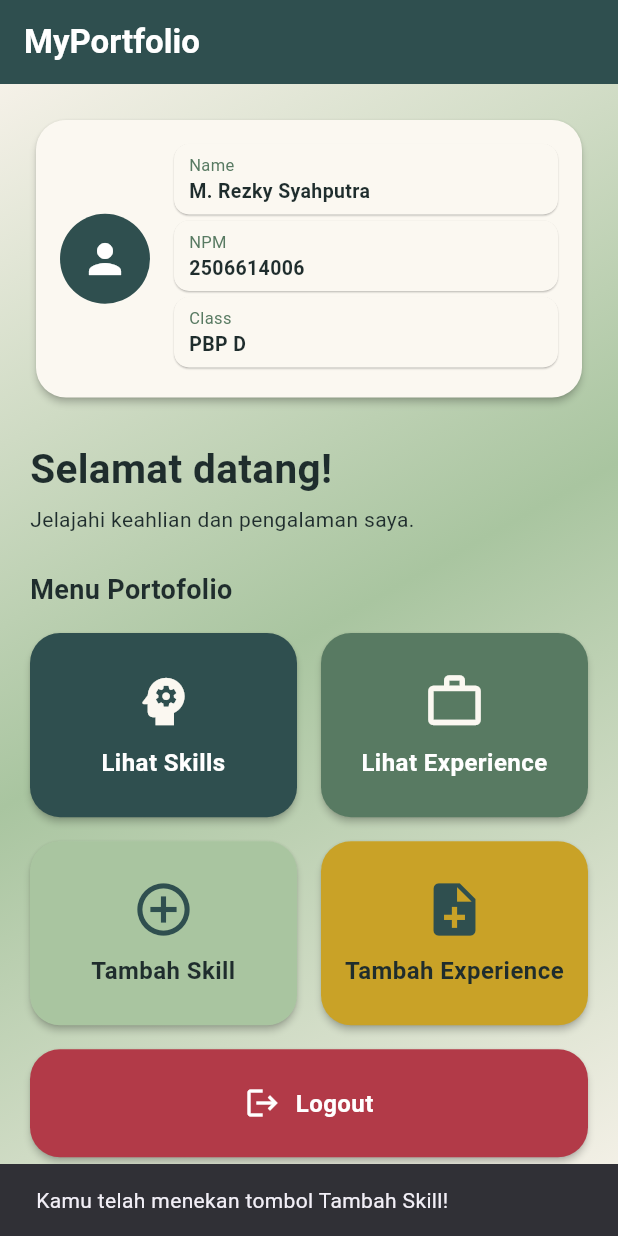
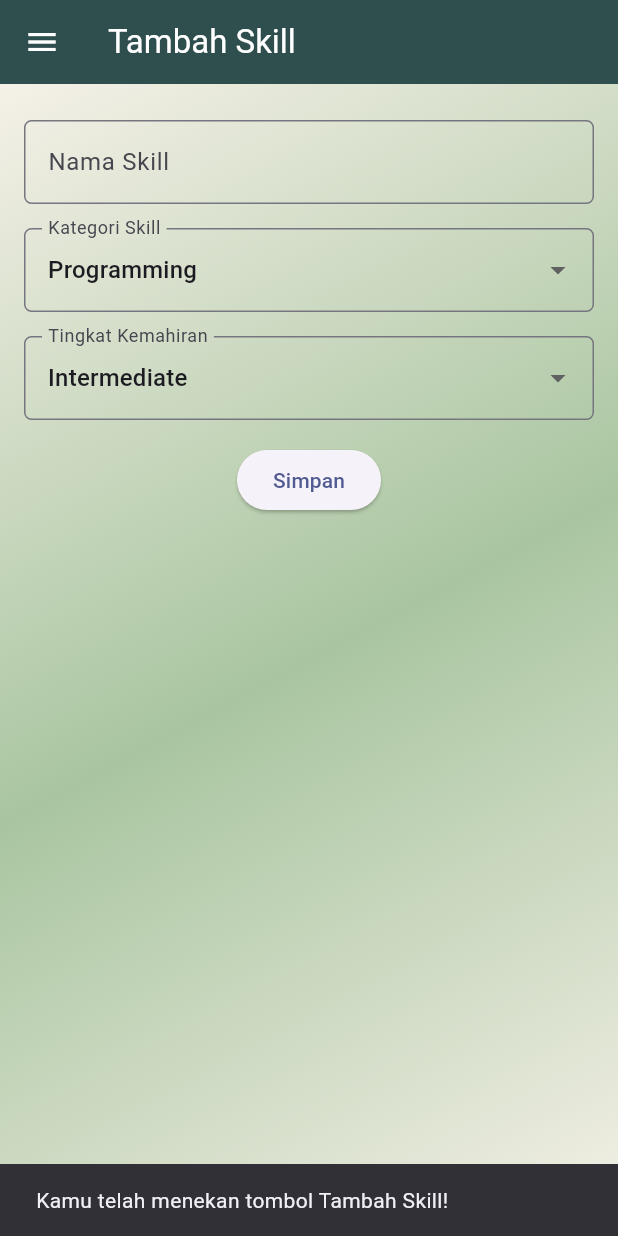
Before and after one commit to rezkyrise/myportofolio_mobile, a Flutter app: the screen it shows after launch, after a tap on "Tambah Skill", on a phone screen of 412 x 824 dp. Run offline on Flutter 3.47's test engine with Material 3 defaults, Android fonts, the phone set to English and light mode, and no system bars; our stand-ins replace material_ui.

Commit message:
feat: add skill form and drawer navigation
Add a validated skill form with category and proficiency fields.
Show submitted skill details in a confirmation dialog.
Add drawer navigation between Home and the skill form.
Move screens and portfolio card widgets into dedicated folders.
Add material_ui and update Material imports.
Update project documentation.

```diff
--- a/lib/main.dart
+++ b/lib/main.dart
@@ -1,5 +1,5 @@
-import 'package:flutter/material.dart';
-import 'package:myportofolio_mobile/menu.dart';
+import 'package:material_ui/material_ui.dart';
+import 'package:myportofolio_mobile/screens/menu.dart';
 
 void main() {
   runApp(const MyApp());
--- a/lib/menu.dart
+++ b/lib/screens/menu.dart
@@ -1,4 +1,7 @@
-import 'package:flutter/material.dart';
+import 'package:material_ui/material_ui.dart';
+import 'package:myportofolio_mobile/screens/skill_form.dart';
+import 'package:myportofolio_mobile/widgets/left_drawer.dart';
+import 'package:myportofolio_mobile/widgets/project_card.dart';
 
 const Color pine = Color(0xFF2F4F4F);
 const Color sage = Color(0xFF587A62);
@@ -106,6 +109,13 @@ class MyHomePage extends StatelessWidget {
                 ),
         ),
       );
+
+    if (item.name == 'Tambah Skill') {
+      Navigator.push(
+        context,
+        MaterialPageRoute(builder: (context) => const SkillFormPage()),
+      );
+    }
   }
 
   /// Menampilkan rincian item dalam modal bottom sheet.
@@ -161,6 +171,13 @@ class MyHomePage extends StatelessWidget {
           style: TextStyle(color: Colors.white, fontWeight: FontWeight.bold),
         ),
         backgroundColor: pine,
+      ),
+      drawer: LeftDrawer(
+        onHome: () => Navigator.pop(context),
+        onAddSkill: () => Navigator.push(
+          context,
+          MaterialPageRoute(builder: (context) => const SkillFormPage()),
+        ),
       ),
       body: Container(
         decoration: const BoxDecoration(
@@ -273,25 +290,6 @@ class MyHomePage extends StatelessWidget {
   }
 }
 
-/// Model untuk data tombol menu pada halaman portofolio.
-class ItemHomepage {
-  final String name;
-  final IconData icon;
-  final Color color;
-  final Color foregroundColor;
-  final Color iconColor;
-  final List<String>? details;
-
-  ItemHomepage(
-    this.name,
-    this.icon,
-    this.color, {
-    this.details,
-    this.foregroundColor = Colors.white,
-    this.iconColor = Colors.white,
-  });
-}
-
 /// Kartu ringkas untuk satu informasi profil, seperti nama atau NPM.
 class InfoCard extends StatelessWidget {
   // Kartu informasi yang menampilkan judul (title) dan isi (content).
@@ -327,68 +325,3 @@ class InfoCard extends StatelessWidget {
     );
   }
 }
-
-/// Kartu aksi yang menangani tampilan dan meneruskan tap ke callback.
-class ItemCard extends StatelessWidget {
-  final ItemHomepage item;
-  final bool isCompact;
-  final VoidCallback? onPressed;
-
-  const ItemCard(
-    this.item, {
-    super.key,
-    this.isCompact = false,
-    this.onPressed,
-  });
-
-  @override
-  Widget build(BuildContext context) {
-    return Material(
-      // Menggunakan warna sekunder dari skema tema aplikasi.
-      color: item.color,
-      elevation: 2,
-      borderRadius: BorderRadius.circular(20),
-      clipBehavior: Clip.antiAlias,
-      child: InkWell(
-        borderRadius: BorderRadius.circular(20),
-        // Aksi ketika kartu ditekan oleh pengguna.
-        onTap: onPressed,
-        child: Padding(
-          padding: const EdgeInsets.all(8),
-          child: isCompact
-              ? Row(
-                  mainAxisAlignment: MainAxisAlignment.center,
-                  children: [
-                    Icon(item.icon, color: item.iconColor, size: 24),
-                    const SizedBox(width: 10),
-                    _itemLabel(),
-                  ],
-                )
-              : Center(
-                  child: Column(
-                    mainAxisAlignment: MainAxisAlignment.center,
-                    children: [
-                      Icon(item.icon, color: item.iconColor, size: 42),
-                      const SizedBox(height: 8),
-                      _itemLabel(),
-                    ],
-                  ),
-                ),
-        ),
-      ),
-    );
-  }
-
-  Widget _itemLabel() {
-    return Text(
-      item.name,
-      textAlign: TextAlign.center,
-      style: TextStyle(
-        color: item.foregroundColor,
-        fontSize: 16,
-        fontWeight: FontWeight.w600,
-        letterSpacing: 0.3,
-      ),
-    );
-  }
-}
--- /dev/null
+++ b/lib/screens/skill_form.dart
@@ -0,0 +1,192 @@
+import 'package:material_ui/material_ui.dart';
+import 'package:myportofolio_mobile/widgets/left_drawer.dart';
+
+const Color _pine = Color(0xFF2F4F4F);
+const Color _cream = Color(0xFFF5F1E8);
+const Color _softMint = Color(0xFFA9C5A0);
+
+class SkillFormPage extends StatefulWidget {
+  const SkillFormPage({super.key});
+
+  @override
+  State<SkillFormPage> createState() => _SkillFormPageState();
+}
+
+class _SkillFormPageState extends State<SkillFormPage> {
+  final _formKey = GlobalKey<FormState>();
+  final _skillNameController = TextEditingController();
+
+  String _category = 'Programming';
+  String _level = 'Intermediate';
+
+  final List<String> _categories = [
+    'Programming',
+    'Web Development',
+    'Tools & Platforms',
+    'Other',
+  ];
+
+  final List<String> _levels = ['Beginner', 'Intermediate', 'Advanced'];
+
+  @override
+  void dispose() {
+    _skillNameController.dispose();
+    super.dispose();
+  }
+
+  void _showSkillSummary() {
+    if (!_formKey.currentState!.validate()) return;
+
+    showDialog<void>(
+      context: context,
+      builder: (dialogContext) => AlertDialog(
+        title: const Text('Skill berhasil ditambahkan!'),
+        content: Column(
+          mainAxisSize: MainAxisSize.min,
+          crossAxisAlignment: CrossAxisAlignment.start,
+          children: [
+            Text('Nama skill: ${_skillNameController.text.trim()}'),
+            Text('Kategori: $_category'),
+            Text('Tingkat kemahiran: $_level'),
+          ],
+        ),
+        actions: [
+          TextButton(
+            onPressed: () {
+              Navigator.pop(dialogContext);
+              _formKey.currentState!.reset();
+              _skillNameController.clear();
+              setState(() {
+                _category = _categories.first;
+                _level = 'Intermediate';
+              });
+            },
+            child: const Text('OK'),
+          ),
+        ],
+      ),
+    );
+  }
+
+  @override
+  Widget build(BuildContext context) {
+    return Scaffold(
+      backgroundColor: _cream,
+      appBar: AppBar(
+        title: const Text('Tambah Skill'),
+        backgroundColor: _pine,
+        foregroundColor: Colors.white,
+      ),
+      drawer: LeftDrawer(
+        onHome: () {
+          Navigator.pop(context);
+          Navigator.pop(context);
+        },
+        onAddSkill: () => Navigator.pop(context),
+      ),
+      body: LayoutBuilder(
+        builder: (context, constraints) => SingleChildScrollView(
+          child: ConstrainedBox(
+            constraints: BoxConstraints(minHeight: constraints.maxHeight),
+            child: Container(
+              width: double.infinity,
+              padding: const EdgeInsets.all(16),
+              decoration: const BoxDecoration(
+                gradient: LinearGradient(
+                  begin: Alignment.topLeft,
+                  end: Alignment.bottomRight,
+                  colors: [_cream, _softMint, _cream],
+                ),
+              ),
+              child: Form(
+                key: _formKey,
+                child: Column(
+                  crossAxisAlignment: CrossAxisAlignment.start,
+                  children: [
+                    Padding(
+                      padding: const EdgeInsets.symmetric(vertical: 8),
+                      child: TextFormField(
+                        controller: _skillNameController,
+                        decoration: InputDecoration(
+                          labelText: 'Nama Skill',
+                          hintText: 'Contoh: Flutter',
+                          border: OutlineInputBorder(
+                            borderRadius: BorderRadius.circular(5),
+                          ),
+                        ),
+                        validator: (value) {
+                          if (value == null || value.trim().isEmpty) {
+                            return 'Nama skill tidak boleh kosong!';
+                          }
+                          return null;
+                        },
+                      ),
+                    ),
+                    Padding(
+                      padding: const EdgeInsets.symmetric(vertical: 8),
+                      child: DropdownButtonFormField<String>(
+                        initialValue: _category,
+                        decoration: InputDecoration(
+                          labelText: 'Kategori Skill',
+                          border: OutlineInputBorder(
+                            borderRadius: BorderRadius.circular(5),
+                          ),
+                        ),
+                        items: _categories
+                            .map(
+                              (category) => DropdownMenuItem(
+                                value: category,
+                                child: Text(category),
+                              ),
+                            )
+                            .toList(),
+                        onChanged: (value) {
+                          if (value != null) {
+                            setState(() => _category = value);
+                          }
+                        },
+                      ),
+                    ),
+                    Padding(
+                      padding: const EdgeInsets.symmetric(vertical: 8),
+                      child: DropdownButtonFormField<String>(
+                        initialValue: _level,
+                        decoration: InputDecoration(
+                          labelText: 'Tingkat Kemahiran',
+                          border: OutlineInputBorder(
+                            borderRadius: BorderRadius.circular(5),
+                          ),
+                        ),
+                        items: _levels
+                            .map(
+                              (level) => DropdownMenuItem(
+                                value: level,
+                                child: Text(level),
+                              ),
+                            )
+                            .toList(),
+                        onChanged: (value) {
+                          if (value != null) setState(() => _level = value);
+                        },
+                      ),
+                    ),
+                    Align(
+                      alignment: Alignment.center,
+                      child: Padding(
+                        padding: const EdgeInsets.symmetric(vertical: 8),
+                        child: ElevatedButton(
+                          onPressed: _showSkillSummary,
+                          child: const Text('Simpan'),
+                        ),
+                      ),
+                    ),
+                  ],
+                ),
+              ),
+            ),
+          ),
+        ),
+      ),
+    );
+  }
+}
--- /dev/null
+++ b/lib/widgets/left_drawer.dart
@@ -0,0 +1,50 @@
+import 'package:material_ui/material_ui.dart';
+
+class LeftDrawer extends StatelessWidget {
+  final VoidCallback onHome;
+  final VoidCallback onAddSkill;
+
+  const LeftDrawer({super.key, required this.onHome, required this.onAddSkill});
+
+  @override
+  Widget build(BuildContext context) {
+    return Drawer(
+      child: ListView(
+        padding: EdgeInsets.zero,
+        children: [
+          const DrawerHeader(
+            decoration: BoxDecoration(color: Colors.indigo),
+            child: Column(
+              crossAxisAlignment: CrossAxisAlignment.start,
+              children: [
+                Text(
+                  'My Portfolio',
+                  style: TextStyle(
+                    fontSize: 30,
+                    fontWeight: FontWeight.bold,
+                    color: Colors.white,
+                  ),
+                ),
+                SizedBox(height: 10),
+                Text(
+                  'Explore personal projects and experiences!',
+                  style: TextStyle(fontSize: 15, color: Colors.white),
+                ),
+              ],
+            ),
+          ),
+          ListTile(
+            leading: const Icon(Icons.home_outlined),
+            title: const Text('Home'),
+            onTap: onHome,
+          ),
+          ListTile(
+            leading: const Icon(Icons.add_circle_outline),
+            title: const Text('Tambah Skill'),
+            onTap: onAddSkill,
+          ),
+        ],
+      ),
+    );
+  }
+}
--- /dev/null
+++ b/lib/widgets/project_card.dart
@@ -0,0 +1,82 @@
+import 'package:material_ui/material_ui.dart';
+
+/// Data and card widget for an action on the portfolio home screen.
+class ItemHomepage {
+  final String name;
+  final IconData icon;
+  final Color color;
+  final Color foregroundColor;
+  final Color iconColor;
+  final List<String>? details;
+
+  ItemHomepage(
+    this.name,
+    this.icon,
+    this.color, {
+    this.details,
+    this.foregroundColor = Colors.white,
+    this.iconColor = Colors.white,
+  });
+}
+
+class ItemCard extends StatelessWidget {
+  final ItemHomepage item;
+  final bool isCompact;
+  final VoidCallback? onPressed;
+
+  const ItemCard(
+    this.item, {
+    super.key,
+    this.isCompact = false,
+    this.onPressed,
+  });
+
+  @override
+  Widget build(BuildContext context) {
+    return Material(
+      color: item.color,
+      elevation: 2,
+      borderRadius: BorderRadius.circular(20),
+      clipBehavior: Clip.antiAlias,
+      child: InkWell(
+        borderRadius: BorderRadius.circular(20),
+        onTap: onPressed,
+        child: Padding(
+          padding: const EdgeInsets.all(8),
+          child: isCompact
+              ? Row(
+                  mainAxisAlignment: MainAxisAlignment.center,
+                  children: [
+                    Icon(item.icon, color: item.iconColor, size: 24),
+                    const SizedBox(width: 10),
+                    _itemLabel(),
+                  ],
+                )
+              : Center(
+                  child: Column(
+                    mainAxisAlignment: MainAxisAlignment.center,
+                    children: [
+                      Icon(item.icon, color: item.iconColor, size: 42),
+                      const SizedBox(height: 8),
+                      _itemLabel(),
+                    ],
+                  ),
+                ),
+        ),
+      ),
+    );
+  }
+
+  Widget _itemLabel() {
+    return Text(
+      item.name,
+      textAlign: TextAlign.center,
+      style: TextStyle(
+        color: item.foregroundColor,
+        fontSize: 16,
+        fontWeight: FontWeight.w600,
+        letterSpacing: 0.3,
+      ),
+    );
+  }
+}
--- a/pubspec.yaml
+++ b/pubspec.yaml
@@ -34,6 +34,7 @@ dependencies:
   # The following adds the Cupertino Icons font to your application.
   # Use with the CupertinoIcons class for iOS style icons.
   cupertino_icons: ^1.0.8
+  material_ui: ^1.11.1
 
 dev_dependencies:
   flutter_test:
```
Also changed, not shown: pubspec.lock, 2 other files.
